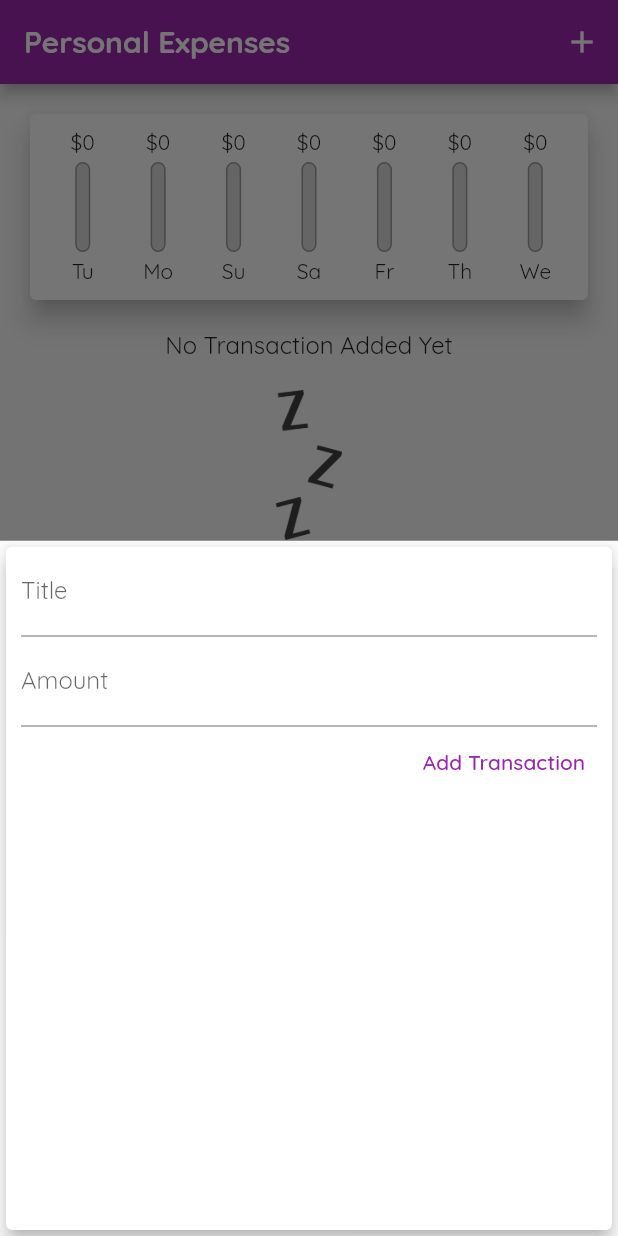
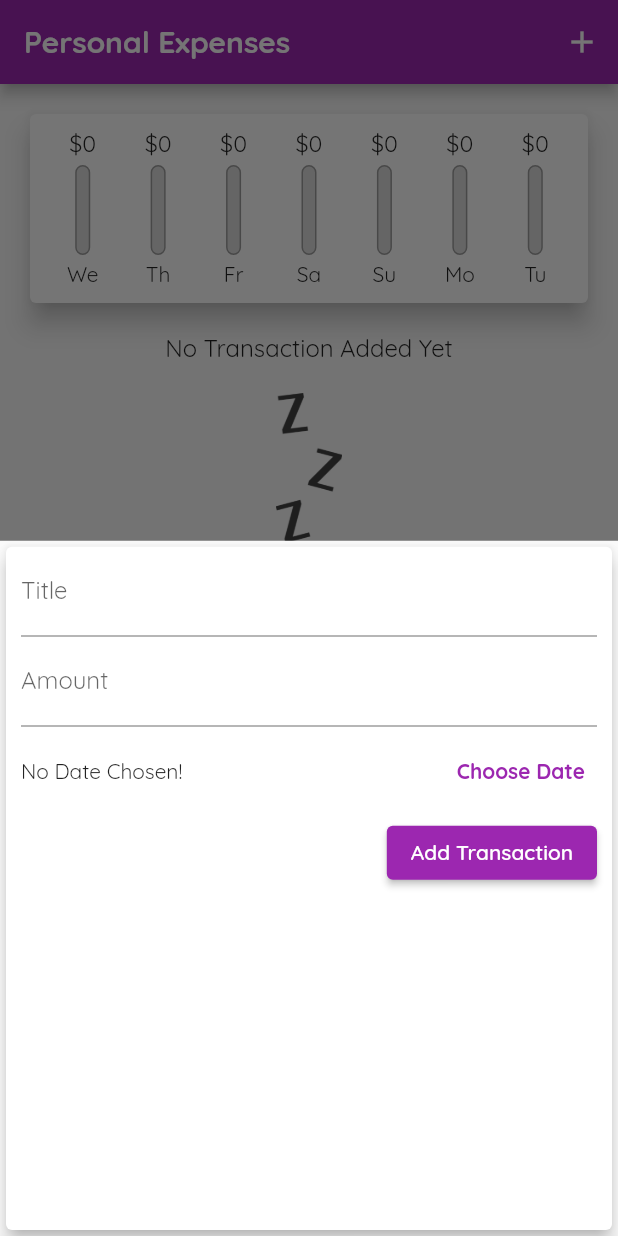
Before and after one commit to saidmtanzania/flutter_dev, a Flutter app: the screen it shows after launch, after a tap on the "add" icon, on a phone screen of 412 x 824 dp. Run offline on Flutter 3.47's test engine with Material 2 defaults, Android fonts, the phone set to English and light mode, and no system bars.

Commit message:
feat: new changes

```diff
--- a/lib/main.dart
+++ b/lib/main.dart
@@ -25,6 +25,7 @@ class MyApp extends StatelessWidget {
             fontWeight: FontWeight.bold,
             fontSize: 18,
           ),
+          labelLarge: TextStyle(color: Colors.white),
         ),
         appBarTheme: const AppBarTheme(
           titleTextStyle: TextStyle(
@@ -62,12 +63,13 @@ class _MyHomePageState extends State<MyHomePage> {
     }).toList();
   }
 
-  void _addNewTransaction(String txTitle, double txAmount) {
+  void _addNewTransaction(
+      String txTitle, double txAmount, DateTime chosenDate) {
     final newTx = Transaction(
       id: DateTime.now.toString(),
       title: txTitle,
       amount: txAmount,
-      date: DateTime.now(),
+      date: chosenDate,
     );
 
     setState(() {
--- a/lib/widgets/chart.dart
+++ b/lib/widgets/chart.dart
@@ -25,7 +25,7 @@ class Chart extends StatelessWidget {
         'day': DateFormat.E().format(weekDay).substring(0, 2),
         'amount': totalSum
       };
-    });
+    }).reversed.toList();
   }
 
   double get totalSpending {
@@ -46,6 +46,7 @@ class Chart extends StatelessWidget {
           children: groupedTransactionValues.map(
             (e) {
               return Flexible(
+                flex: 1,
                 fit: FlexFit.tight,
                 child: ChartBar(
                     (e['day'] as String),
--- a/lib/widgets/chart_bar.dart
+++ b/lib/widgets/chart_bar.dart
@@ -12,8 +12,13 @@ class ChartBar extends StatelessWidget {
   Widget build(BuildContext context) {
     return Column(
       children: <Widget>[
-        Text(
-          '\$${spendingAmount.toStringAsFixed(0)}',
+        SizedBox(
+          height: 20,
+          child: FittedBox(
+            child: Text(
+              '\$${spendingAmount.toStringAsFixed(0)}',
+            ),
+          ),
         ),
         const SizedBox(
           height: 4,
--- a/lib/widgets/new_transaction.dart
+++ b/lib/widgets/new_transaction.dart
@@ -1,4 +1,5 @@
 import 'package:flutter/material.dart';
+import 'package:intl/intl.dart';
 
 class NewTransaction extends StatefulWidget {
   final Function addTx;
@@ -10,22 +11,43 @@ class NewTransaction extends StatefulWidget {
 }
 
 class _NewTransactionState extends State<NewTransaction> {
-  final titleController = TextEditingController();
-
-  final amountController = TextEditingController();
+  final _titleController = TextEditingController();
+  final _amountController = TextEditingController();
+  DateTime? _selectedDate;
 
   void _submitData() {
-    final enteredTitle = titleController.text;
-    final enteredAmount = double.parse(amountController.text);
+    final enteredTitle = _titleController.text;
+    final enteredAmount = double.parse(_amountController.text);
 
-    if (enteredTitle.isEmpty || enteredAmount <= 0.0) {
+    if (enteredTitle.isEmpty || enteredAmount <= 0.0 || _selectedDate == null) {
       return;
     }
     widget.addTx(
       enteredTitle,
       enteredAmount,
+      _selectedDate,
     );
     Navigator.of(context).pop();
+  }
+
+  void _showDatePicker() {
+    showDatePicker(
+      context: context,
+      initialDate: DateTime.now(),
+      firstDate: DateTime(2019),
+      lastDate: DateTime.now(),
+    ).then(
+      (value) {
+        if (value == null) {
+          return;
+        }
+        setState(
+          () {
+            _selectedDate = value;
+          },
+        );
+      },
+    );
   }
 
   @override
@@ -41,23 +63,47 @@ class _NewTransactionState extends State<NewTransaction> {
             TextField(
               decoration: const InputDecoration(labelText: 'Title'),
               textAlign: TextAlign.center,
-              controller: titleController,
+              controller: _titleController,
               onSubmitted: (_) => _submitData(),
               // onChanged: (value) => titleInput = value,
             ),
             TextField(
               decoration: const InputDecoration(labelText: 'Amount'),
               textAlign: TextAlign.center,
-              controller: amountController,
+              controller: _amountController,
               keyboardType: TextInputType.number,
               onSubmitted: (_) => _submitData(),
               // onChanged: (value) => amountInput = value,
             ),
-            TextButton(
+            SizedBox(
+              height: 60,
+              child: Row(
+                children: <Widget>[
+                  Expanded(
+                    child: Text(
+                      _selectedDate == null
+                          ? 'No Date Chosen!'
+                          : 'Picked Date: ${DateFormat.yMEd().format(_selectedDate!)}',
+                    ),
+                  ),
+                  TextButton(
+                    onPressed: _showDatePicker,
+                    child: const Text(
+                      'Choose Date',
+                      style: TextStyle(fontWeight: FontWeight.bold),
+                    ),
+                  ),
+                ],
+              ),
+            ),
+            ElevatedButton(
               onPressed: _submitData,
               child: Text(
                 'Add Transaction',
-                style: TextStyle(color: Theme.of(context).primaryColor),
+                style: TextStyle(
+                  color: Theme.of(context).textTheme.labelLarge?.color,
+                  backgroundColor: Theme.of(context).primaryColor,
+                ),
               ),
             ),
           ],
```
Also changed, not shown: lib/widgets/transaction_list.dart (+21 -31 lines), 1 other file.
